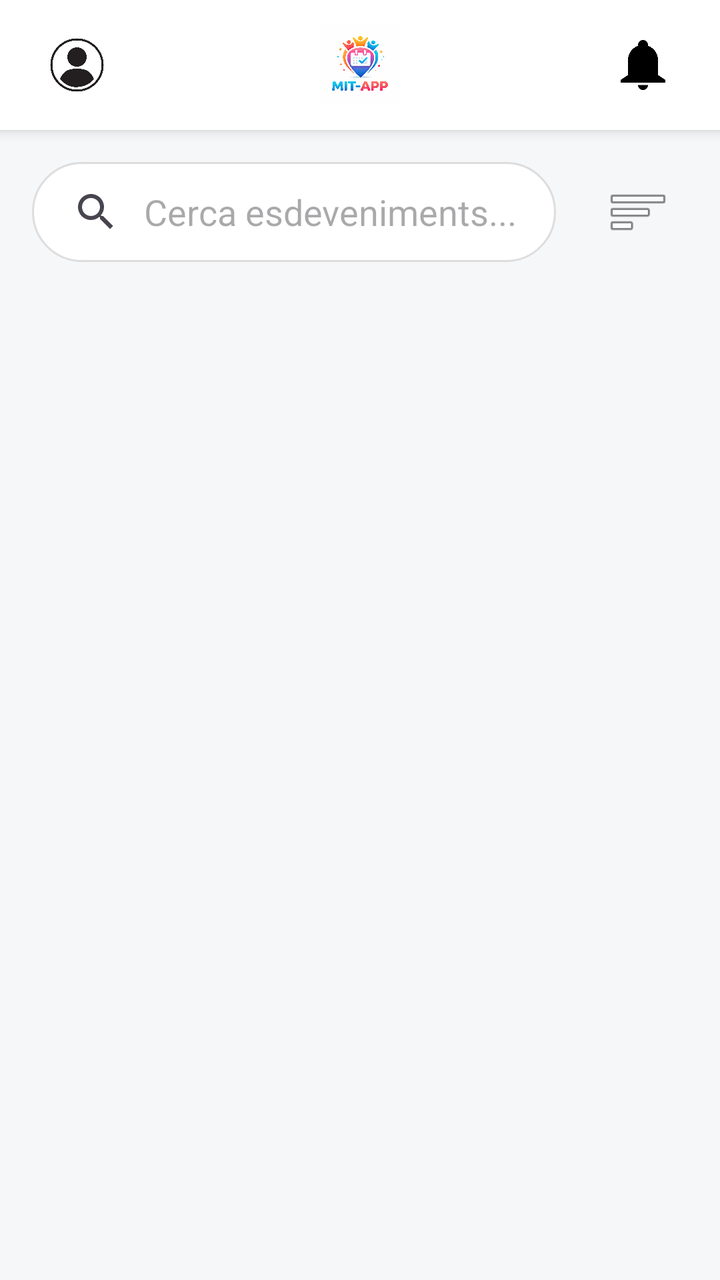
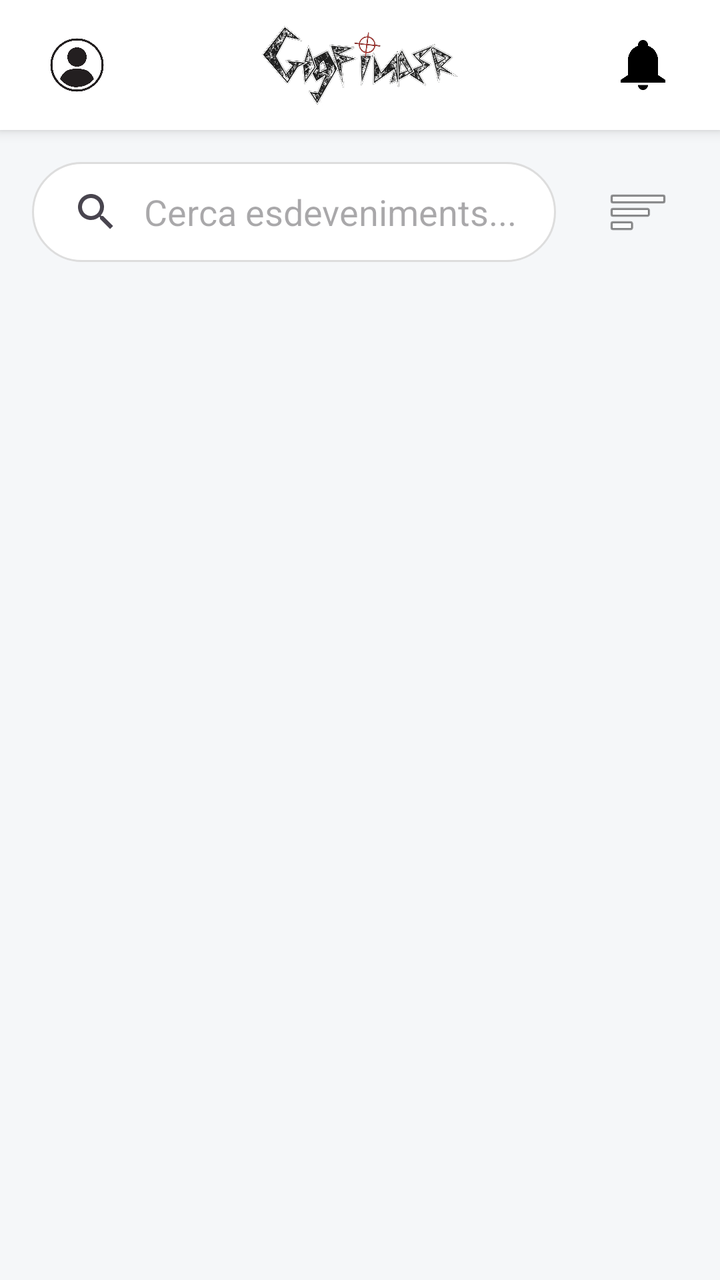

Compare the two renders of this Android layout. The source of the first and the diff that turns it into the second are given below.
<!-- AndroidManifest.xml: application theme Theme.Projecte -->
<!-- res/layout/activity_main.xml -->
<?xml version="1.0" encoding="utf-8"?>
<androidx.constraintlayout.widget.ConstraintLayout
    xmlns:android="http://schemas.android.com/apk/res/android"
    xmlns:app="http://schemas.android.com/apk/res-auto"
    xmlns:tools="http://schemas.android.com/tools"
    android:layout_width="match_parent"
    android:layout_height="match_parent"
    android:background="#F5F7F9"
    tools:context=".MainActivity">

    <androidx.constraintlayout.widget.ConstraintLayout
        android:id="@+id/cardTopBar"
        android:layout_width="match_parent"
        android:layout_height="65dp"
        android:background="#FFFFFF"
        android:elevation="4dp"
        app:layout_constraintTop_toTopOf="parent">

        <ImageButton
            android:id="@+id/userButton"
            android:layout_width="45dp"
            android:layout_height="45dp"
            android:layout_marginStart="16dp"
            android:background="?attr/selectableItemBackgroundBorderless"
            android:scaleType="fitCenter"
            android:src="@drawable/user_icon"
            app:layout_constraintBottom_toBottomOf="parent"
            app:layout_constraintStart_toStartOf="parent"
            app:layout_constraintTop_toTopOf="parent" />

        <ImageView
            android:id="@+id/appLogo"
            android:layout_width="120dp"
            android:layout_height="40dp"
            android:src="@drawable/mitapp_icon"
            app:layout_constraintBottom_toBottomOf="parent"
            app:layout_constraintEnd_toEndOf="parent"
            app:layout_constraintStart_toStartOf="parent"
            app:layout_constraintTop_toTopOf="parent" />

        <ImageButton
            android:id="@+id/campaneta"
            android:layout_width="45dp"
            android:layout_height="45dp"
            android:layout_marginEnd="16dp"
            android:background="?attr/selectableItemBackgroundBorderless"
            android:padding="10dp"
            android:scaleType="fitCenter"
            android:src="@drawable/noti_icon"
            app:layout_constraintBottom_toBottomOf="parent"
            app:layout_constraintEnd_toEndOf="parent"
            app:layout_constraintTop_toTopOf="parent" />

    </androidx.constraintlayout.widget.ConstraintLayout>

    <androidx.appcompat.widget.SearchView
        android:id="@+id/searchEvent"
        android:layout_width="0dp"
        android:layout_height="50dp"
        android:layout_margin="16dp"
        android:background="@drawable/bg_search_rounded"
        app:iconifiedByDefault="false"
        app:queryBackground="@android:color/transparent"
        app:queryHint="Cerca esdeveniments..."
        app:layout_constraintEnd_toStartOf="@+id/btnFiltrar"
        app:layout_constraintStart_toStartOf="parent"
        app:layout_constraintTop_toBottomOf="@id/cardTopBar" />

    <ImageButton
        android:id="@+id/btnFiltrar"
        android:layout_width="50dp"
        android:layout_height="50dp"
        android:layout_marginEnd="16dp"
        android:background="?attr/selectableItemBackgroundBorderless"
        android:src="@android:drawable/ic_menu_sort_by_size"
        app:layout_constraintBottom_toBottomOf="@id/searchEvent"
        app:layout_constraintEnd_toEndOf="parent"
        app:layout_constraintTop_toTopOf="@id/searchEvent" />

    <androidx.recyclerview.widget.RecyclerView
        android:id="@+id/recyclerEvents"
        android:layout_width="match_parent"
        android:layout_height="0dp"
        android:layout_marginTop="8dp"
        android:padding="8dp"
        app:layout_constraintBottom_toBottomOf="parent"
        app:layout_constraintTop_toBottomOf="@id/searchEvent" />

</androidx.constraintlayout.widget.ConstraintLayout>
<!-- resources referenced by this layout -->
<resources>
  <!-- drawable bg_search_rounded (drawable) -->
  <?xml version="1.0" encoding="utf-8"?>
  <shape xmlns:android="http://schemas.android.com/apk/res/android">
      <solid android:color="#FFFFFF" /> <corners android:radius="25dp" /> <stroke
      android:width="1dp"
      android:color="#DDDDDD" /> </shape>
  <!-- drawable mitapp_icon: png bitmap (drawable, 287617 bytes) -->
  <!-- drawable noti_icon: png bitmap (drawable, 4749 bytes) -->
  <!-- drawable user_icon: png bitmap (drawable, 103129 bytes) -->
  <style name="Theme.Projecte" parent="Base.Theme.Projecte" />
  <style name="Base.Theme.Projecte" parent="Theme.Material3.DayNight.NoActionBar">
          
          
      </style>
</resources>

<!-- the commit's change to res/layout/activity_main.xml (unified diff, before → after) -->
@@ -32,7 +32,7 @@
             android:id="@+id/appLogo"
             android:layout_width="120dp"
             android:layout_height="40dp"
-            android:src="@drawable/mitapp_icon"
+            android:src="@drawable/gigfinder"
             app:layout_constraintBottom_toBottomOf="parent"
             app:layout_constraintEnd_toEndOf="parent"
             app:layout_constraintStart_toStartOf="parent"
<!-- resource entries referenced after the edit -->
@@ -6,7 +6,7 @@
       <solid android:color="#FFFFFF" /> <corners android:radius="25dp" /> <stroke
       android:width="1dp"
       android:color="#DDDDDD" /> </shape>
-  <!-- drawable mitapp_icon: png bitmap (drawable, 287617 bytes) -->
+  <!-- drawable gigfinder: png bitmap (drawable, 255759 bytes) -->
   <!-- drawable noti_icon: png bitmap (drawable, 4749 bytes) -->
   <!-- drawable user_icon: png bitmap (drawable, 103129 bytes) -->
   <style name="Theme.Projecte" parent="Base.Theme.Projecte" />
